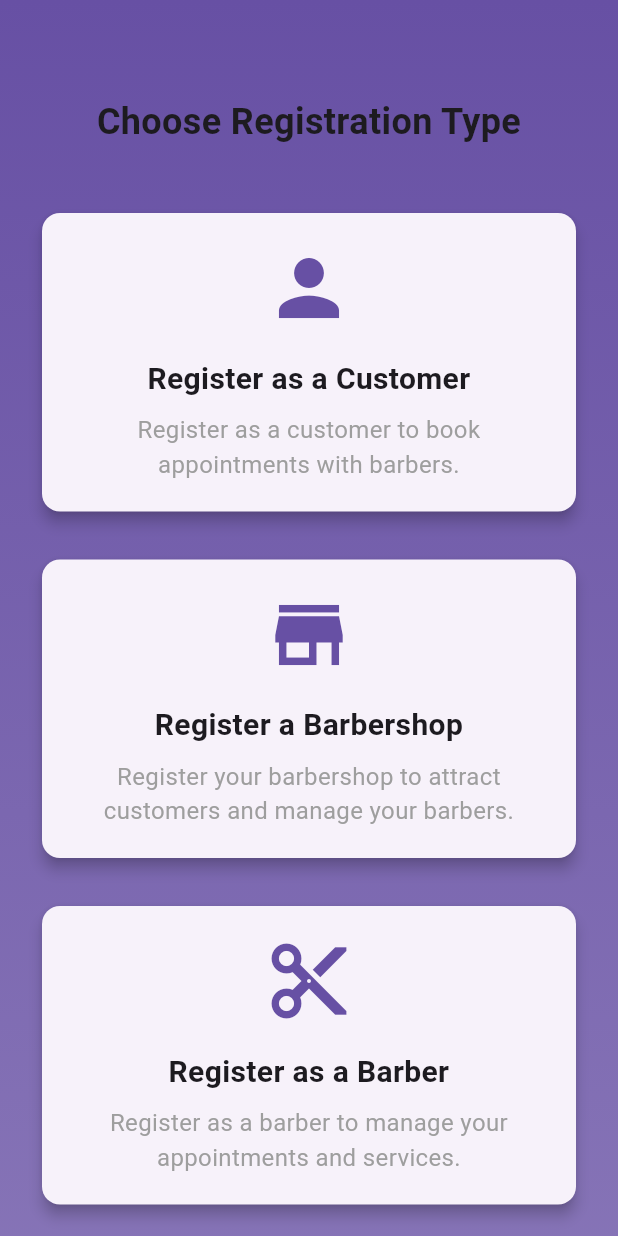
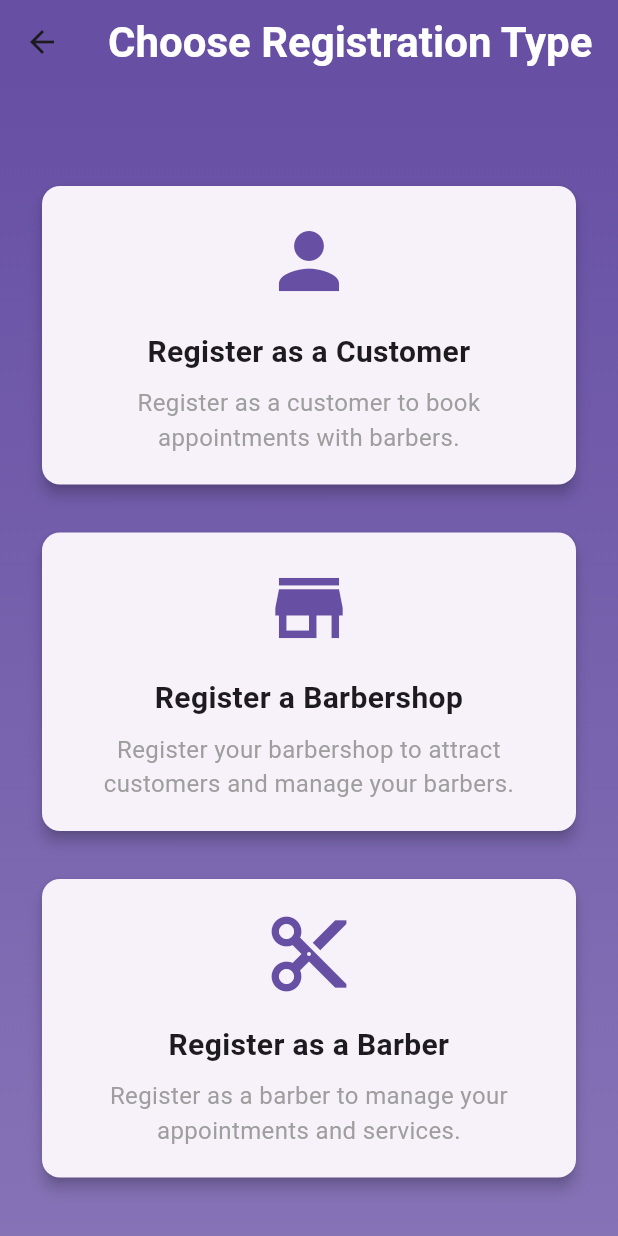
Before and after one commit to dxavsoul/barberdule, a Flutter app: the RegistrationChoiceScreen screen opened by its route, on a phone screen of 412 x 824 dp. Run offline on Flutter 3.47's test engine with Material 3 defaults, Android fonts, the phone set to English and light mode, and no system bars; our stand-ins replace cloud_firestore, equatable, firebase_auth, firebase_core, flutter_bloc, geolocator and 1 more; accounts and stored records are empty.

Commit message:
Enhance registration choice screen UI with improved app bar and layout adjustments

```diff
--- a/lib/presentation/screens/registration/registration_choice_screen.dart
+++ b/lib/presentation/screens/registration/registration_choice_screen.dart
@@ -7,8 +7,17 @@ class RegistrationChoiceScreen extends StatelessWidget {
   @override
   Widget build(BuildContext context) {
     return Scaffold(
-      //appBar: AppBar(title: const Text('Register')),
+      appBar: AppBar(
+          backgroundColor: Theme.of(context).primaryColor,
+          title: Text('Choose Registration Type', style: Theme.of(context)
+              .textTheme
+              .headlineMedium
+              ?.copyWith(
+            fontWeight: FontWeight.bold,
+            color: Colors.white,
+          ))),
       body: Container(
+        height: MediaQuery.of(context).size.height,
         decoration: BoxDecoration(
           gradient: LinearGradient(
             begin: Alignment.topCenter,
@@ -26,12 +35,6 @@ class RegistrationChoiceScreen extends StatelessWidget {
               mainAxisAlignment: MainAxisAlignment.center,
               crossAxisAlignment: CrossAxisAlignment.stretch,
               children: [
-                const SizedBox(height: 40),
-                const Text(
-                  'Choose Registration Type',
-                  style: TextStyle(fontSize: 24, fontWeight: FontWeight.bold),
-                  textAlign: TextAlign.center,
-                ),
                 const SizedBox(height: 40),
                 _buildOptionCard(
                   context,
```
